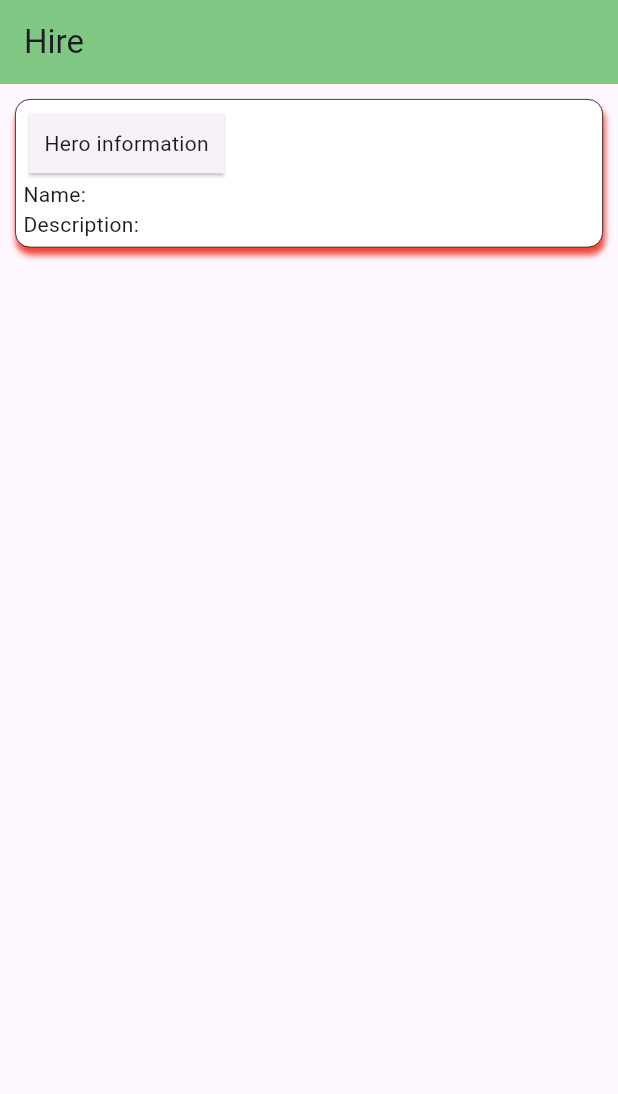
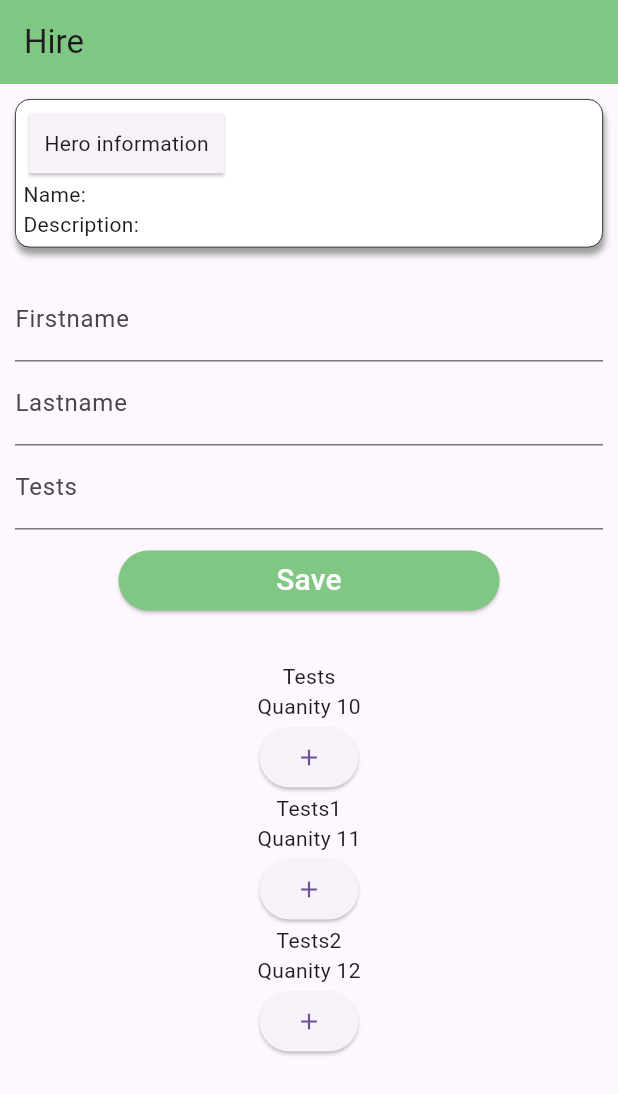
Before and after one commit to lisandrobatiancila/hero-fe, a Flutter app: the HirePage screen opened directly with empty values, on a phone screen of 412 x 824 dp. Shown: the top 1094 px of the screen. Run offline on Flutter 3.47's test engine with Material 3 defaults, Android fonts, the phone set to English and light mode, and no system bars; our stand-ins replace fluttertoast; missing offline and left inert: bulleted_list, dart:ffi; network calls fail.

Commit message:
random changes

```diff
--- a/lib/main.dart
+++ b/lib/main.dart
@@ -1,4 +1,5 @@
 import 'package:flutter/material.dart';
+import 'package:heroes/src/features/dashboard/presentation/index.dart';
 import 'package:heroes/src/features/home/presentation/index.dart';
 
 void main() {
@@ -33,6 +34,9 @@ class MyApp extends StatelessWidget {
         useMaterial3: true,
       ),
       home: HomePage(),
+      routes: {
+        "name": (context) => DashBoardPage()
+      },
     );
   }
 }
--- a/lib/src/features/dashboard/service/dashboard.service.dart
+++ b/lib/src/features/dashboard/service/dashboard.service.dart
@@ -7,9 +7,8 @@ import 'package:http/http.dart' as http;
 
 class DashBoardService {
   Future<List<HeroDomain>> getAllHeroes() async {
-    SharedConstants _sharedConstants = SharedConstants();
     var response = await http.get(
-      Uri.parse("http://${_sharedConstants.getIp()}:3000/dashboard"),
+      Uri.parse("http://${SharedConstants.ip}:3000/dashboard"),
     );
 
     var decode = jsonDecode(response.body) as List<dynamic>;
--- /dev/null
+++ b/lib/src/features/hire/domain/hire.test.dart
@@ -0,0 +1,6 @@
+class HireTestData {
+  int quantity;
+ final String name;
+
+ HireTestData({required this.quantity, required this.name});
+}
--- a/lib/src/features/hire/presentation/index.dart
+++ b/lib/src/features/hire/presentation/index.dart
@@ -1,4 +1,6 @@
 import 'package:flutter/material.dart';
+import 'package:flutter/widgets.dart';
+import 'package:heroes/src/features/hire/domain/hire.test.dart';
 import 'package:heroes/src/features/shared/data/hero.domain.dart';
 
 class HirePage extends StatefulWidget{
@@ -11,6 +13,11 @@ class HirePage extends StatefulWidget{
 
 class _HirePage extends State<HirePage> {
   late HeroDomain hero;
+  List<HireTestData> records = [
+    HireTestData(quantity: 10, name: "Tests"),
+    HireTestData(quantity: 11, name: "Tests1"),
+    HireTestData(quantity: 12, name: "Tests2"),
+  ];
 
   @override
   void initState() {
@@ -43,7 +50,7 @@ class _HirePage extends State<HirePage> {
                 boxShadow: [
                   BoxShadow(
                     blurRadius: 3,
-                    color: Colors.red,
+                    color: Colors.grey,
                     offset: Offset(1, 5),
                   )
                 ]
@@ -62,10 +69,81 @@ class _HirePage extends State<HirePage> {
                   Text("Description: ${hero.description}")
                 ],
               ),
-            )
+            ),
+            Container(
+              margin: const EdgeInsets.symmetric(vertical: 20.0),
+              child: Form(
+                child: Column(
+                  children: <Widget>[
+                    TextFormField(
+                      decoration: const InputDecoration(
+                        labelText: "Firstname"
+                      ),
+                    ),
+                    TextFormField(
+                      decoration: const InputDecoration(
+                        labelText: "Lastname"
+                      ),
+                    ),
+                    textFormFieldCustom("Tests", decoration: InputDecoration(labelText: "tests")),
+                    Container(
+                      margin: const EdgeInsets.symmetric(vertical: 10.0),
+                      child: ElevatedButton(
+                        onPressed: () {},
+                        style: ElevatedButton.styleFrom(
+                          backgroundColor: Colors.green[300],
+                        ),
+                        child: SizedBox(
+                          width: MediaQuery.of(context).size.width * 0.50,
+                          child: const Text(
+                            "Save",
+                            textAlign: TextAlign.center,
+                            style: TextStyle(
+                              color: Colors.white,
+                              fontSize: 20.0,
+                            ),
+                          ),
+                        ),
+                      ),
+                    )
+                  ],
+                ),
+              ),
+            ),
+            ListView.builder(
+              shrinkWrap: true,
+              // physics: const NeverScrollableScrollPhysics(),
+              itemCount: records.length,
+              itemBuilder: (context, index) {
+                return Column(
+                  children: <Widget>[
+                    Text(records[index].name),
+                    Text('Quanity ${records[index].quantity}'),
+                    ElevatedButton(onPressed: () {
+                      records[index].quantity += 1;
+                      setState(() {
+
+                      });
+                    },
+                    child: Icon(Icons.add))
+                  ],
+                );
+            })
           ],
         ),
       ),
     );
   }
+
+  Widget textFormFieldCustom (String hint, {InputDecoration? decoration}) {
+    return TextFormField(
+      decoration: InputDecoration(
+        labelText: hint
+      )
+    );
+  }
+
+  Widget customContainer () {
+    return Image.asset("images/one.jpeg");
+  }
 }
--- a/lib/src/features/login/service/login.service.dart
+++ b/lib/src/features/login/service/login.service.dart
@@ -10,9 +10,8 @@ import 'package:http/http.dart' as http;
 class LoginService {
   Future<LoginModel> loginUser(LoginDTO loginDTO) async {
     try{
-      SharedConstants _sharedConstants = SharedConstants();
       var response = await http.post(
-        Uri.parse("http://${_sharedConstants.getIp()}:3000/login"),
+        Uri.parse("http://${SharedConstants.ip}:3000/login"),
         body: <String, String> {
           'email': loginDTO.email,
           'password': loginDTO.password,
@@ -24,6 +23,7 @@ class LoginService {
       return LoginModel.fromJson(decode);
     }
     catch(error) {
+      print("ERROR HERE ---- ");
       if (error is SocketException) {
         Fluttertoast.showToast(msg: "No network detected");
       }
--- a/lib/src/features/shared/data/hero.domain.dart
+++ b/lib/src/features/shared/data/hero.domain.dart
@@ -1,15 +1,19 @@
 class HeroDomain {
-  int id;
-  String name;
-  String power;
-  String description;
+  final int id;
+  final String name;
+  final String power;
+  final String description;
 
   HeroDomain({required this.id, required this.name, required this.power, required this.description});
 
   factory HeroDomain.fromJson(Map<String, dynamic> json) => HeroDomain(
-      id: json['id'],
-      name: json['name'],
-      power: json['power'],
-      description: json['description']
+      id: json['id'] ?? 0,
+      name: json['name']?? "",
+      power: json['power']?? "",
+      description: json['description']?? ""
     );
+
+  Map<String, dynamic> toJson() {
+    return {'id':id , 'name': id, 'power': power, 'description': description};
+  }
 }
--- a/lib/src/features/shared/ip/shared.constant.dart
+++ b/lib/src/features/shared/ip/shared.constant.dart
@@ -1,5 +1,4 @@
 class SharedConstants {
-  String getIp() {
-    return "192.168.23.134";
-  }
+  static const String ip = "10.10.8.142";
+
 }
--- a/lib/src/features/shared/service/shared.service.dart
+++ b/lib/src/features/shared/service/shared.service.dart
@@ -2,11 +2,5 @@ import 'package:heroes/src/features/shared/ip/shared.constant.dart';
 import 'package:http/http.dart' as http;
 
 class SharedService {
-  Future<http.Response> getAllHeroes() {
-    SharedConstants _sharedConstants = SharedConstants();
 
-    http.get(
-      Uri.parse("http://${_sharedConstants.getIp()}:3000")
-    );
-  }
 }
--- a/lib/src/features/signup/service/signup.service.dart
+++ b/lib/src/features/signup/service/signup.service.dart
@@ -8,9 +8,8 @@ import 'package:http/http.dart' as http;
 
 class SignupService {
   Future<SignupModel> signupUser(SignupDTO signupModel) async {
-    SharedConstants _sharedConstants = SharedConstants();
     var response = await http.post(
-      Uri.parse("http://${_sharedConstants.getIp()}:3000/signup"),
+      Uri.parse("http://${SharedConstants.ip}:3000/signup"),
       body: <String, String ?> {
         'firstname': signupModel.firstName,
         'lastname': signupModel.lastName,
```
Also changed, not shown: lib/src/features/dashboard/presentation/index.dart (+8 -9 lines), lib/src/features/login/presentation/index.dart (+6 -1 lines), pubspec.yaml (+4 -3 lines).
